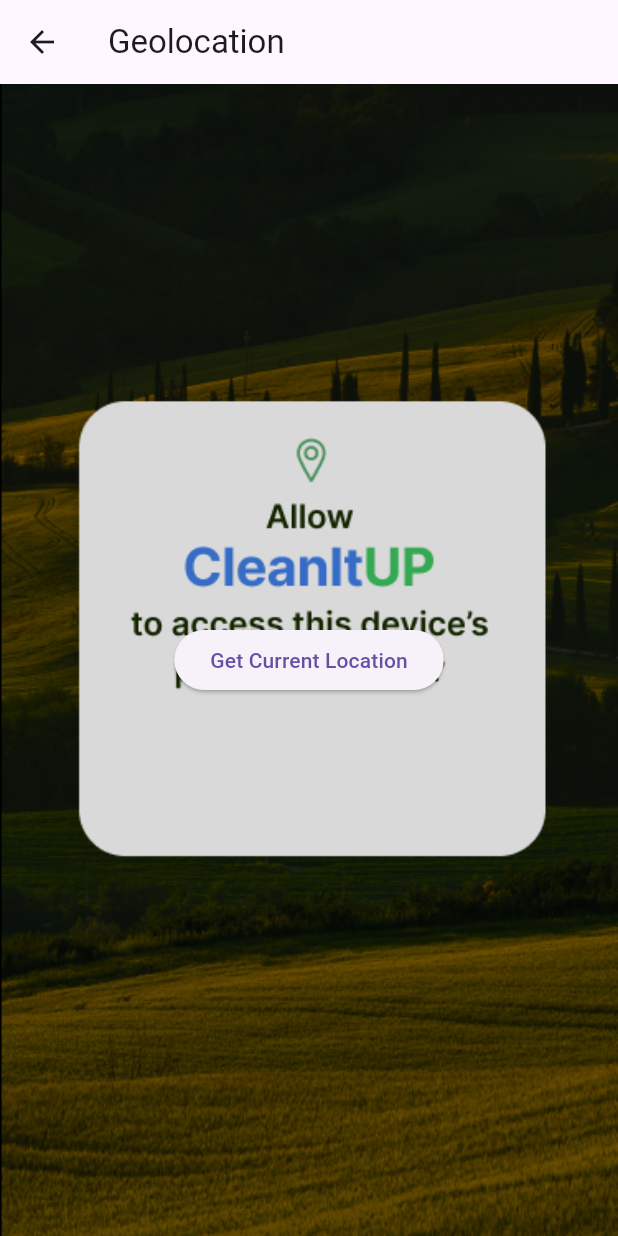
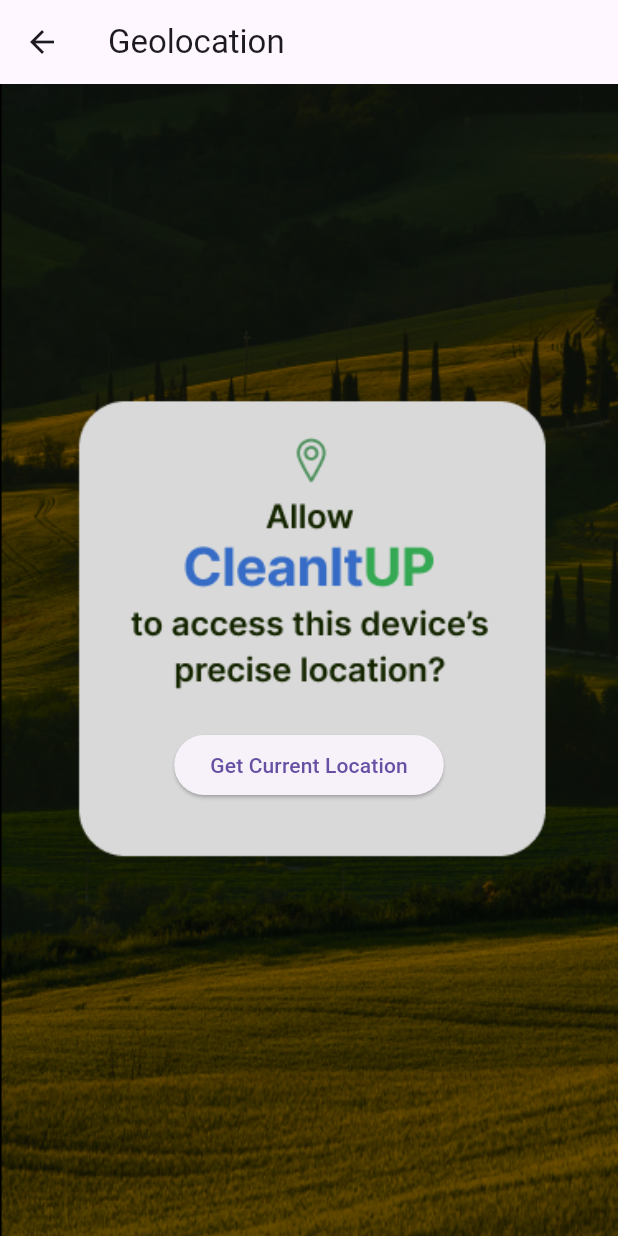
Before and after one commit to mariajvieira/CleanItUP, a Flutter app: the Geolocation screen opened directly with empty values, on a phone screen of 412 x 824 dp. Run offline on Flutter 3.47's test engine with Material 3 defaults, Android fonts, the phone set to English and light mode, and no system bars; our stand-ins replace flutter_map, geolocator, image_picker, latlong2, sqflite, sqflite_common_ffi; accounts and stored records are empty.

Commit message:
fixed button

```diff
--- a/projeto/lib/screens/geolocation_screen.dart
+++ b/projeto/lib/screens/geolocation_screen.dart
@@ -37,7 +37,8 @@ class _GeolocationState extends State<Geolocation> {
 
     if (permission == LocationPermission.deniedForever) {
       // Permissions are permanently denied, handle appropriately
-      return Future.error('Location permissions are permanently denied, we cannot request permissions.');
+      return Future.error(
+          'Location permissions are permanently denied, we cannot request permissions.');
     }
 
     // When we reach here, permissions are granted and we can continue accessing the position of the device.
@@ -49,9 +50,9 @@ class _GeolocationState extends State<Geolocation> {
     return Scaffold(
       appBar: AppBar(
         title: const Text('Geolocation'),
-      ),
-      body: Container(
+      ),body: Container(
       width: MediaQuery.of(context).size.width,
+      padding: EdgeInsets.only(top: 140),
       decoration: const BoxDecoration(
         image: DecorationImage(
           image: AssetImage("lib/assets/Mockup3esof.png"),
@@ -64,14 +65,12 @@ class _GeolocationState extends State<Geolocation> {
             try {
               currentLocation = await getCurrentLocation();
               print("Current location is: $currentLocation");
-                // Assuming UserProfile needs a location or user data
               Navigator.push(
                 context,
                 MaterialPageRoute(builder: (context) => UserProfile(user: widget.user)),
               );
             } catch (e) {
               print("Failed to get location: $e");
-                // Handle the error (e.g., show an alert dialog)
             }
           },
             child: const Text('Get Current Location'),
```
Lines whose indentation alone changed are shown as unchanged.
